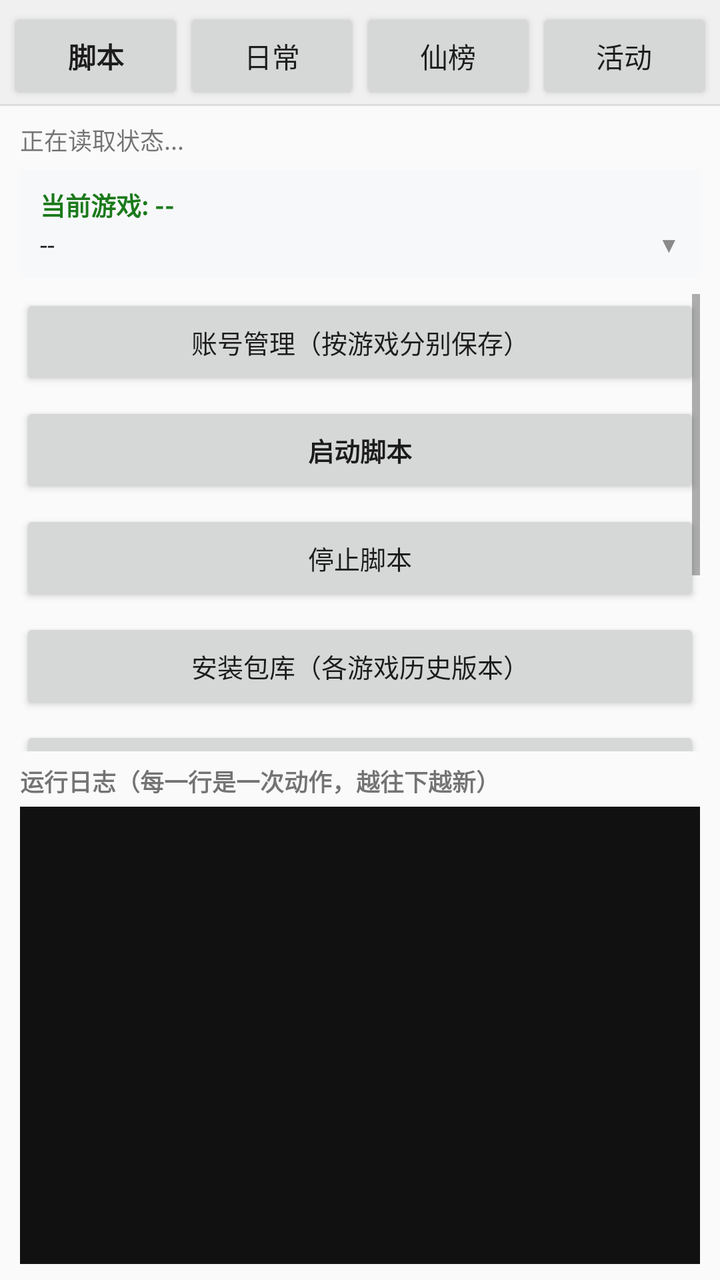
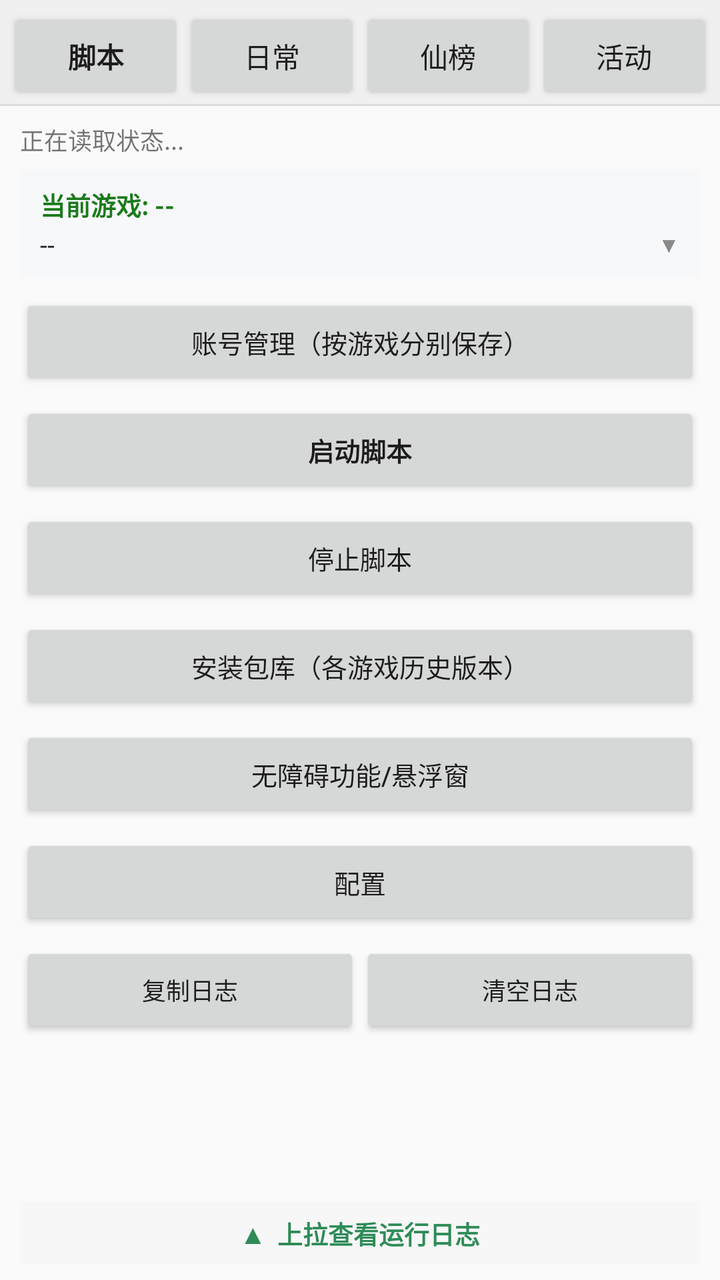

An Android layout rendered at two revisions. The XML below is the earlier revision; the diff shows what the commit changed to produce the second picture.
<!-- AndroidManifest.xml: application theme android:Theme.Material.Light.DarkActionBar -->
<!-- res/layout/activity_main.xml -->
<?xml version="1.0" encoding="utf-8"?>
<LinearLayout xmlns:android="http://schemas.android.com/apk/res/android"
    android:layout_width="match_parent"
    android:layout_height="match_parent"
    android:orientation="vertical">

    
    <LinearLayout
        android:layout_width="match_parent"
        android:layout_height="wrap_content"
        android:background="#FFF0F0F0"
        android:orientation="horizontal"
        android:paddingLeft="4dp"
        android:paddingTop="4dp"
        android:paddingRight="4dp"
        android:paddingBottom="0dp">

        <Button
            android:id="@+id/tab_script"
            android:layout_width="0dp"
            android:layout_height="wrap_content"
            android:layout_weight="1"
            android:minWidth="0dp"
            android:text="脚本"
            android:textSize="14sp"
            android:textStyle="bold" />

        <Button
            android:id="@+id/tab_daily"
            android:layout_width="0dp"
            android:layout_height="wrap_content"
            android:layout_weight="1"
            android:minWidth="0dp"
            android:text="日常"
            android:textSize="14sp" />

        <Button
            android:id="@+id/tab_rank"
            android:layout_width="0dp"
            android:layout_height="wrap_content"
            android:layout_weight="1"
            android:minWidth="0dp"
            android:text="仙榜"
            android:textSize="14sp" />

        <Button
            android:id="@+id/tab_activity"
            android:layout_width="0dp"
            android:layout_height="wrap_content"
            android:layout_weight="1"
            android:minWidth="0dp"
            android:text="活动"
            android:textSize="14sp" />
    </LinearLayout>

    <View
        android:layout_width="match_parent"
        android:layout_height="1dp"
        android:background="#FFDDDDDD" />

    <FrameLayout
        android:layout_width="match_parent"
        android:layout_height="0dp"
        android:layout_weight="1">

        
        <LinearLayout
            android:id="@+id/page_script"
            android:layout_width="match_parent"
            android:layout_height="match_parent"
            android:orientation="vertical"
            android:paddingLeft="10dp"
            android:paddingTop="8dp"
            android:paddingRight="10dp"
            android:paddingBottom="8dp">

            <TextView
                android:id="@+id/tv_status"
                android:layout_width="match_parent"
                android:layout_height="wrap_content"
                android:paddingBottom="6dp"
                android:text="正在读取状态..."
                android:textSize="12sp" />

            
            <LinearLayout
                android:id="@+id/card_game"
                android:layout_width="match_parent"
                android:layout_height="wrap_content"
                android:layout_marginBottom="8dp"
                android:background="#FFF7F8FA"
                android:clickable="true"
                android:focusable="true"
                android:orientation="vertical"
                android:paddingLeft="10dp"
                android:paddingTop="8dp"
                android:paddingRight="10dp"
                android:paddingBottom="8dp">

                <TextView
                    android:id="@+id/tv_game"
                    android:layout_width="match_parent"
                    android:layout_height="wrap_content"
                    android:text="当前游戏: --"
                    android:textColor="#FF1B7A1B"
                    android:textSize="12.5sp"
                    android:textStyle="bold" />

                <LinearLayout
                    android:layout_width="match_parent"
                    android:layout_height="wrap_content"
                    android:gravity="center_vertical"
                    android:orientation="horizontal"
                    android:paddingTop="2dp">

                    <TextView
                        android:id="@+id/tv_game_ver"
                        android:layout_width="0dp"
                        android:layout_height="wrap_content"
                        android:layout_weight="1"
                        android:text="--"
                        android:textColor="#FF1F1F1F"
                        android:textSize="13sp" />

                    <TextView
                        android:id="@+id/tv_game_more"
                        android:layout_width="wrap_content"
                        android:layout_height="wrap_content"
                        android:text="▼"
                        android:textColor="#FF8A8A8A"
                        android:textSize="11sp" />
                </LinearLayout>
            </LinearLayout>

            
            <ScrollView
                android:layout_width="match_parent"
                android:layout_height="0dp"
                android:layout_weight="1"
                android:scrollbars="vertical">

                <LinearLayout
                    android:layout_width="match_parent"
                    android:layout_height="wrap_content"
                    android:orientation="vertical">

                    <Button
                        android:id="@+id/btn_accounts"
                        android:layout_width="match_parent"
                        android:layout_height="wrap_content"
                        android:layout_marginBottom="6dp"
                        android:text="账号管理（按游戏分别保存）"
                        android:textSize="13sp" />

                    <Button
                        android:id="@+id/btn_start"
                        android:layout_width="match_parent"
                        android:layout_height="wrap_content"
                        android:layout_marginBottom="6dp"
                        android:text="启动脚本"
                        android:textSize="13sp"
                        android:textStyle="bold" />

                    <Button
                        android:id="@+id/btn_stop"
                        android:layout_width="match_parent"
                        android:layout_height="wrap_content"
                        android:layout_marginBottom="6dp"
                        android:text="停止脚本"
                        android:textSize="13sp" />

                    <Button
                        android:id="@+id/btn_library"
                        android:layout_width="match_parent"
                        android:layout_height="wrap_content"
                        android:layout_marginBottom="6dp"
                        android:text="安装包库（各游戏历史版本）"
                        android:textSize="13sp" />

                    <Button
                        android:id="@+id/btn_perm"
                        android:layout_width="match_parent"
                        android:layout_height="wrap_content"
                        android:layout_marginBottom="6dp"
                        android:text="无障碍功能/悬浮窗"
                        android:textSize="13sp" />

                    <Button
                        android:id="@+id/btn_config"
                        android:layout_width="match_parent"
                        android:layout_height="wrap_content"
                        android:layout_marginBottom="6dp"
                        android:text="配置"
                        android:textSize="13sp" />

                    <LinearLayout
                        android:layout_width="match_parent"
                        android:layout_height="wrap_content"
                        android:orientation="horizontal">

                        <Button
                            android:id="@+id/btn_log_copy"
                            android:layout_width="0dp"
                            android:layout_height="wrap_content"
                            android:layout_weight="1"
                            android:text="复制日志"
                            android:textSize="12sp" />

                        <Button
                            android:id="@+id/btn_clearlog"
                            android:layout_width="0dp"
                            android:layout_height="wrap_content"
                            android:layout_weight="1"
                            android:text="清空日志"
                            android:textSize="12sp" />
                    </LinearLayout>
                </LinearLayout>
            </ScrollView>

            <TextView
                android:layout_width="match_parent"
                android:layout_height="wrap_content"
                android:paddingTop="6dp"
                android:paddingBottom="4dp"
                android:text="运行日志（每一行是一次动作，越往下越新）"
                android:textSize="12sp"
                android:textStyle="bold" />

            <ScrollView
                android:id="@+id/log_scroll"
                android:layout_width="match_parent"
                android:layout_height="0dp"
                android:layout_weight="1"
                android:background="#FF111111">

                <TextView
                    android:id="@+id/tv_log"
                    android:layout_width="match_parent"
                    android:layout_height="wrap_content"
                    android:padding="6dp"
                    android:textColor="#FF33DD33"
                    android:textIsSelectable="true"
                    android:textSize="11sp"
                    android:typeface="monospace" />
            </ScrollView>
        </LinearLayout>

        
        <ScrollView
            android:id="@+id/page_daily"
            android:layout_width="match_parent"
            android:layout_height="match_parent"
            android:visibility="gone">

            <LinearLayout
                android:id="@+id/box_daily"
                android:layout_width="match_parent"
                android:layout_height="wrap_content"
                android:orientation="vertical"
                android:padding="10dp" />
        </ScrollView>

        
        <ScrollView
            android:id="@+id/page_rank"
            android:layout_width="match_parent"
            android:layout_height="match_parent"
            android:visibility="gone">

            <LinearLayout
                android:id="@+id/box_rank"
                android:layout_width="match_parent"
                android:layout_height="wrap_content"
                android:orientation="vertical"
                android:padding="10dp" />
        </ScrollView>

        
        <ScrollView
            android:id="@+id/page_activity"
            android:layout_width="match_parent"
            android:layout_height="match_parent"
            android:visibility="gone">

            <LinearLayout
                android:id="@+id/box_activity"
                android:layout_width="match_parent"
                android:layout_height="wrap_content"
                android:orientation="vertical"
                android:padding="10dp" />
        </ScrollView>
    </FrameLayout>
</LinearLayout>
<!-- resources referenced by this layout -->
<resources>

</resources>

<!-- the commit's change to res/layout/activity_main.xml (unified diff, before → after) -->
@@ -217,32 +217,69 @@
                 </LinearLayout>
             </ScrollView>
 
-            <TextView
-                android:layout_width="match_parent"
-                android:layout_height="wrap_content"
-                android:paddingTop="6dp"
-                android:paddingBottom="4dp"
-                android:text="运行日志（每一行是一次动作，越往下越新）"
-                android:textSize="12sp"
-                android:textStyle="bold" />
-
-            <ScrollView
-                android:id="@+id/log_scroll"
+            
+            <LinearLayout
+                android:id="@+id/log_panel"
                 android:layout_width="match_parent"
                 android:layout_height="0dp"
                 android:layout_weight="1"
-                android:background="#FF111111">
-
+                android:orientation="vertical"
+                android:visibility="gone">
+
+                
                 <TextView
-                    android:id="@+id/tv_log"
-                    android:layout_width="match_parent"
-                    android:layout_height="wrap_content"
-                    android:padding="6dp"
-                    android:textColor="#FF33DD33"
-                    android:textIsSelectable="true"
-                    android:textSize="11sp"
-                    android:typeface="monospace" />
-            </ScrollView>
+                    android:id="@+id/btn_log_collapse"
+                    android:layout_width="match_parent"
+                    android:layout_height="wrap_content"
+                    android:background="#FFF2F2F2"
+                    android:gravity="center"
+                    android:paddingTop="2dp"
+                    android:paddingBottom="2dp"
+                    android:text="▼  收起运行日志"
+                    android:textColor="#FF6A6A6A"
+                    android:textSize="11.5sp" />
+
+                <TextView
+                    android:layout_width="match_parent"
+                    android:layout_height="wrap_content"
+                    android:paddingTop="4dp"
+                    android:paddingBottom="3dp"
+                    android:text="运行日志（每一行是一次动作，越往下越新）"
+                    android:textSize="12sp"
+                    android:textStyle="bold" />
+
+                <ScrollView
+                    android:id="@+id/log_scroll"
+                    android:layout_width="match_parent"
+                    android:layout_height="0dp"
+                    android:layout_weight="1"
+                    android:background="#FF111111">
+
+                    <TextView
+                        android:id="@+id/tv_log"
+                        android:layout_width="match_parent"
+                        android:layout_height="wrap_content"
+                        android:padding="6dp"
+                        android:textColor="#FF33DD33"
+                        android:textIsSelectable="true"
+                        android:textSize="11sp"
+                        android:typeface="monospace" />
+                </ScrollView>
+            </LinearLayout>
+
+            
+            <TextView
+                android:id="@+id/btn_log_expand"
+                android:layout_width="match_parent"
+                android:layout_height="wrap_content"
+                android:background="#FFF7F7F7"
+                android:gravity="center"
+                android:paddingTop="6dp"
+                android:paddingBottom="6dp"
+                android:text="▲  上拉查看运行日志"
+                android:textColor="#FF2E8B57"
+                android:textSize="12.5sp"
+                android:textStyle="bold" />
         </LinearLayout>
 
         
